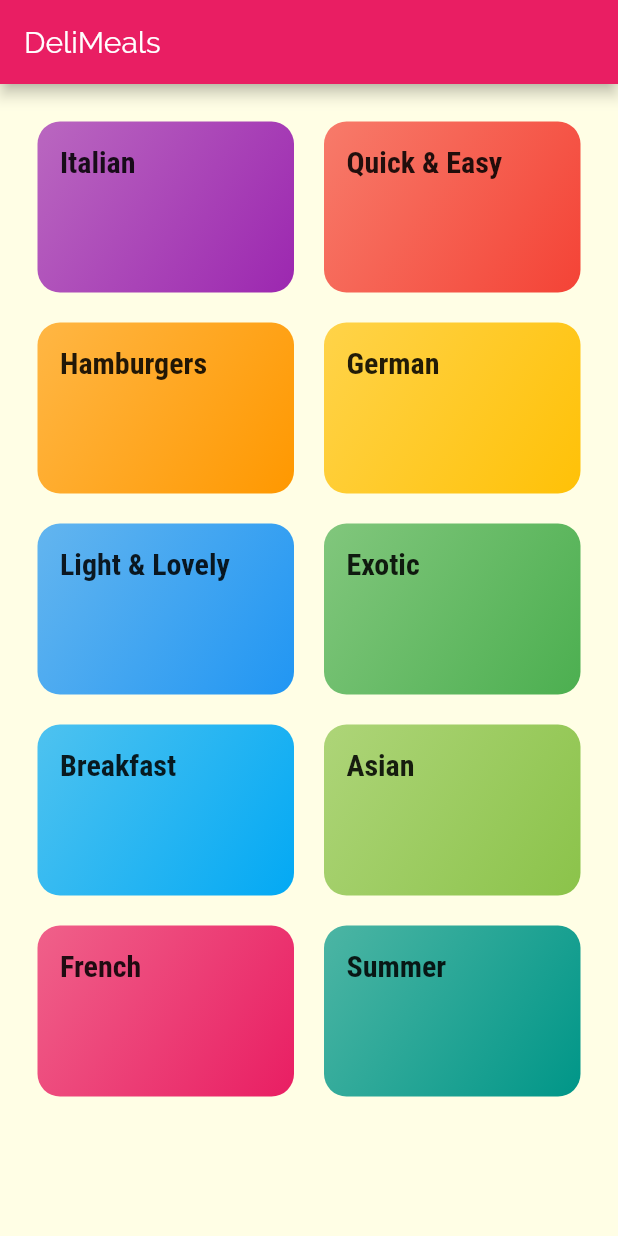
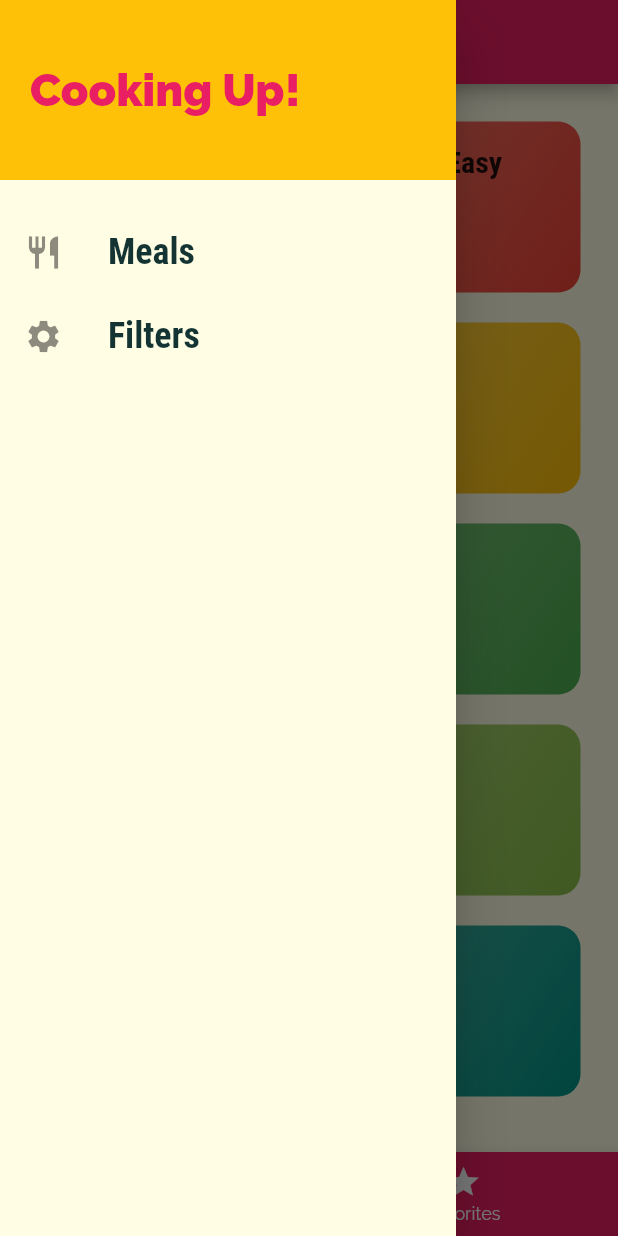
Before and after one commit to alexsilva75/flutter_delimeals_app, a Flutter app: the screen it shows after launch, with the side drawer open (before the commit the screen has no drawer), on a phone screen of 412 x 824 dp. Run offline on Flutter 3.47's test engine with Material 2 defaults, Android fonts, the phone set to English and light mode, and no system bars.

Commit message:
Passing data between screens; building bottom tabs

```diff
--- a/lib/main.dart
+++ b/lib/main.dart
@@ -1,4 +1,7 @@
 import 'package:flutter/material.dart';
+import 'package:my_meals_app/screens/filters_screen.dart';
+import './screens/tabs_screen.dart';
+import './screens/meal_detail_screen.dart';
 import './screens/category_meals_screen.dart';
 import './screens/categories_screen.dart';
 
@@ -30,9 +33,19 @@ class MyApp extends StatelessWidget {
               ),
             ),
       ),
-      home: CategoriesScreen(),
+      //home: CategoriesScreen(),
       routes: {
+        '/': (ctx) => TabsScreen(),
         CategoryMealsScreen.routeName: (ctx) => CategoryMealsScreen(),
+        MealDetailScreen.routeName: (ctx) => MealDetailScreen(),
+        FiltersScreen.routeName: (ctx) => FiltersScreen(),
+      },
+      onGenerateRoute: (settings) {
+        print(settings.arguments);
+        return MaterialPageRoute(builder: (ctx) => CategoriesScreen());
+      },
+      onUnknownRoute: (settings) {
+        return MaterialPageRoute(builder: (ctx) => CategoriesScreen());
       },
     );
   }
--- a/lib/screens/categories_screen.dart
+++ b/lib/screens/categories_screen.dart
@@ -5,11 +5,7 @@ import '../widgets/category_item.dart';
 class CategoriesScreen extends StatelessWidget {
   @override
   Widget build(BuildContext context) {
-    return Scaffold(
-      appBar: AppBar(
-        title: const Text('DeliMeals'),
-      ),
-      body: GridView(
+    return GridView(
       padding: EdgeInsets.all(25),
       children: DUMMY_CATEGORIES
           .map(
@@ -26,7 +22,6 @@ class CategoriesScreen extends StatelessWidget {
         crossAxisSpacing: 20,
         mainAxisSpacing: 20,
       ),
-      ),
     );
   }
 }
--- /dev/null
+++ b/lib/screens/filters_screen.dart
@@ -0,0 +1,19 @@
+import 'package:flutter/material.dart';
+import 'package:my_meals_app/widgets/main_drawer.dart';
+
+class FiltersScreen extends StatelessWidget {
+  static const routeName = '/filters';
+
+  @override
+  Widget build(BuildContext context) {
+    return Scaffold(
+      appBar: AppBar(
+        title: Text('Your Filters'),
+      ),
+      drawer: MainDrawer(),
+      body: Center(
+        child: Text('Filters!'),
+      ),
+    );
+  }
+}
--- /dev/null
+++ b/lib/screens/tabs_screen.dart
@@ -0,0 +1,56 @@
+import 'package:flutter/material.dart';
+import 'package:my_meals_app/widgets/main_drawer.dart';
+import './meal_detail_screen.dart';
+import './favorites_screen.dart';
+import './categories_screen.dart';
+
+class TabsScreen extends StatefulWidget {
+  @override
+  _TabsScreenState createState() => _TabsScreenState();
+}
+
+class _TabsScreenState extends State<TabsScreen> {
+  final List<Map<String, Object>> _pages = [
+    {'page': CategoriesScreen(), 'title': 'Categories'},
+    {'page': FavoritesScreen(), 'title': 'Your Favorites'},
+  ];
+
+  int _selectedPageIndex = 0;
+
+  void _selectPage(int index) {
+    setState(() {
+      _selectedPageIndex = index;
+    });
+  }
+
+  @override
+  Widget build(BuildContext context) {
+    return Scaffold(
+      appBar: AppBar(
+        title: Text(_pages[_selectedPageIndex]['title']),
+      ),
+      drawer: MainDrawer(),
+      body: _pages[_selectedPageIndex]['page'],
+      bottomNavigationBar: BottomNavigationBar(
+        onTap: _selectPage,
+        backgroundColor: Theme.of(context).primaryColor,
+        unselectedItemColor: Colors.white,
+        selectedItemColor: Theme.of(context).accentColor,
+        currentIndex: _selectedPageIndex,
+        // type: BottomNavigationBarType.shifting,
+        items: [
+          BottomNavigationBarItem(
+            backgroundColor: Theme.of(context).primaryColor,
+            icon: Icon(Icons.category),
+            title: Text('Categories'),
+          ),
+          BottomNavigationBarItem(
+            backgroundColor: Theme.of(context).primaryColor,
+            icon: Icon(Icons.star),
+            title: Text('Favorites'),
+          ),
+        ],
+      ),
+    );
+  }
+}
--- /dev/null
+++ b/lib/widgets/main_drawer.dart
@@ -0,0 +1,55 @@
+import 'package:flutter/material.dart';
+import 'package:my_meals_app/screens/filters_screen.dart';
+
+class MainDrawer extends StatelessWidget {
+  Widget _buildListTile(String title, IconData icon, Function tapHandler) {
+    return ListTile(
+      leading: Icon(
+        icon,
+        size: 26,
+      ),
+      title: Text(
+        title,
+        style: TextStyle(
+          fontFamily: 'RobotoCondensed',
+          fontSize: 24,
+          fontWeight: FontWeight.bold,
+        ),
+      ),
+      onTap: tapHandler,
+    );
+  }
+
+  @override
+  Widget build(BuildContext context) {
+    return Drawer(
+      child: Column(
+        children: <Widget>[
+          Container(
+            height: 120,
+            width: double.infinity,
+            padding: EdgeInsets.all(20),
+            alignment: Alignment.centerLeft,
+            color: Theme.of(context).accentColor,
+            child: Text(
+              'Cooking Up!',
+              style: TextStyle(
+                  fontWeight: FontWeight.w900,
+                  fontSize: 30,
+                  color: Theme.of(context).primaryColor),
+            ),
+          ),
+          SizedBox(
+            height: 20,
+          ),
+          _buildListTile('Meals', Icons.restaurant, () {
+            Navigator.of(context).pushReplacementNamed('/');
+          }),
+          _buildListTile('Filters', Icons.settings, () {
+            Navigator.of(context).pushReplacementNamed(FiltersScreen.routeName);
+          }),
+        ],
+      ),
+    );
+  }
+}
```
Also changed, not shown: lib/screens/category_meals_screen.dart (+43 -19 lines), lib/screens/favorites_screen.dart (added, +10 -0 lines), lib/screens/meal_detail_screen.dart (added, +102 -0 lines), lib/widgets/meal_item.dart (+124 -2 lines). Lines whose indentation alone changed are shown as unchanged.
